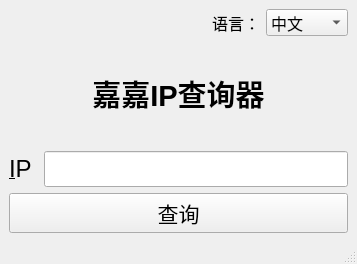
Qt form mainwindow.ui (justin-jiajia/IP-Find-Front-end) before a commit.
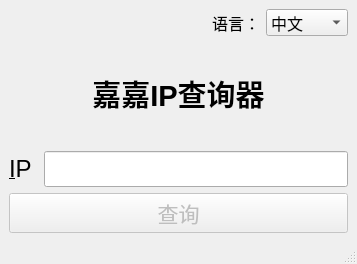
The same form after that commit.

What changed in the file:
```diff
--- a/mainwindow.ui
+++ b/mainwindow.ui
@@ -112,6 +112,9 @@
     </item>
     <item>
      <widget class="QPushButton" name="pushButton">
+      <property name="enabled">
+       <bool>false</bool>
+      </property>
       <property name="font">
        <font>
         <pointsize>16</pointsize>
```
Left out of the diff: 2 changed lines with no effect on the pictures.
